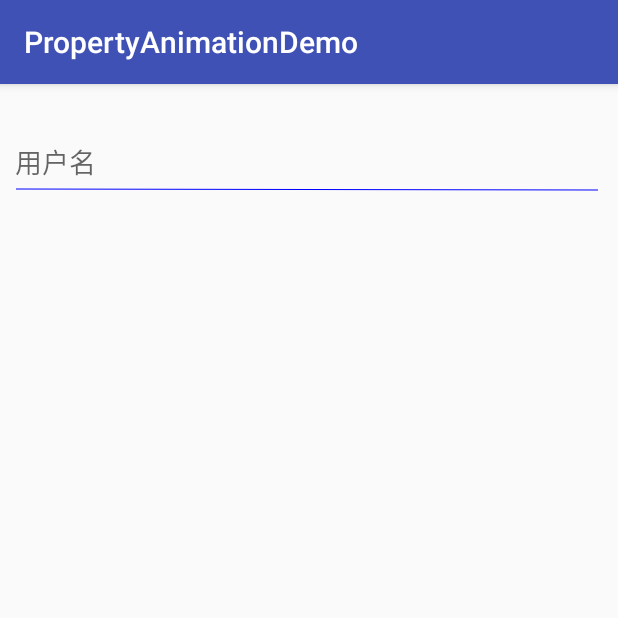
After one commit to ice-coffee/AnimationDemo, an Android app: the LabelEditTextActivity screen opened directly, with no data from a screen before it, on a phone screen of 412 x 824 dp, the top half of it. The commit adds this screen. Run offline under Robolectric (Android 15) with nearby library versions, the light colour scheme and no system bars.

Commit message:
add LabelEditText

```diff
--- a/app/build.gradle
+++ b/app/build.gradle
@@ -6,7 +6,7 @@ android {
 
     defaultConfig {
         applicationId "com.github.animation"
-        minSdkVersion 21
+        minSdkVersion 17
         targetSdkVersion 23
         versionCode 1
         versionName "1.0"
--- a/app/src/main/AndroidManifest.xml
+++ b/app/src/main/AndroidManifest.xml
@@ -17,6 +17,8 @@
         <activity android:name=".paimary.PrimaryActivity"/>
 
         <activity android:name=".advanced.AdvancedActivity"/>
+
+        <activity android:name=".labeledittext.LabelEditTextActivity"/>
     </application>
 
 </manifest>
--- a/app/src/main/java/com/example/animation/MainActivity.java
+++ b/app/src/main/java/com/example/animation/MainActivity.java
@@ -6,6 +6,7 @@ import android.os.Bundle;
 import android.view.View;
 
 import com.example.animation.advanced.AdvancedActivity;
+import com.example.animation.labeledittext.LabelEditTextActivity;
 import com.example.animation.paimary.PrimaryActivity;
 
 /**
@@ -29,4 +30,9 @@ public class MainActivity extends Activity
     {
         startActivity(new Intent(this, AdvancedActivity.class));
     }
+
+    public void labelEditText(View view)
+    {
+        startActivity(new Intent(this, LabelEditTextActivity.class));
+    }
 }
--- /dev/null
+++ b/app/src/main/java/com/example/animation/labeledittext/LabelEditText.java
@@ -0,0 +1,169 @@
+package com.example.animation.labeledittext;
+
+import android.animation.ValueAnimator;
+import android.content.Context;
+import android.content.res.TypedArray;
+import android.graphics.Canvas;
+import android.graphics.Color;
+import android.graphics.Paint;
+import android.os.Build;
+import android.text.Editable;
+import android.text.TextPaint;
+import android.text.TextWatcher;
+import android.util.AttributeSet;
+import android.util.TypedValue;
+import android.widget.EditText;
+
+import com.example.animation.R;
+
+/**
+ * Created by mzp on 2016/11/18.
+ */
+
+public class LabelEditText extends EditText
+{
+    //标签画笔
+    private TextPaint labelPaint;
+    //标签颜色
+    private int labelColor;
+    //标签字号
+    private int labelSize;
+    //标签内容
+    private String labelText;
+    //标签高度
+    private float labelHeight;
+    //标签动画
+    private ValueAnimator labelAnim;
+    //标签动画移动比例
+    private float yFraction;
+    //标签透明度
+    private float animValue;
+    //标签动画是否已显示
+    private boolean isShow = false;
+
+    //下划线画笔
+    private Paint linePaint;
+
+    public LabelEditText(Context context, AttributeSet attrs)
+    {
+        super(context, attrs);
+        init(attrs);
+    }
+
+    public LabelEditText(Context context, AttributeSet attrs, int defStyleAttr)
+    {
+        super(context, attrs, defStyleAttr);
+        init(attrs);
+    }
+
+    private void init(AttributeSet attrs)
+    {
+        // 设置edittext的背景为空，主要为了隐藏自带的下划线
+        if (Build.VERSION.SDK_INT >= Build.VERSION_CODES.JELLY_BEAN)
+        {
+            setBackground(null);
+        } else
+        {
+            setBackgroundDrawable(null);
+        }
+
+        TypedArray array = getContext().obtainStyledAttributes(attrs, R.styleable.LabelEditText);
+        labelColor = array.getColor(R.styleable.LabelEditText_labelColor, 0xee18b4ed);
+        labelText = array.getString(R.styleable.LabelEditText_labelText);
+        labelPaint = new TextPaint();
+        labelPaint.setColor(labelColor);
+        labelPaint.setTextSize(spToPix(14f));
+
+        linePaint = new Paint();
+        linePaint.setColor(Color.BLUE);
+        linePaint.setStrokeWidth(dpToPix(0.35f));
+        linePaint.setStyle(Paint.Style.FILL_AND_STROKE);
+        linePaint.setStrokeCap(Paint.Cap.ROUND);
+
+        labelHeight = getTextHeight(labelPaint);
+
+        correctPadding();
+
+        labelAnim = ValueAnimator.ofFloat(0, 255);
+        labelAnim.addUpdateListener(new ValueAnimator.AnimatorUpdateListener()
+        {
+            @Override
+            public void onAnimationUpdate(ValueAnimator animation)
+            {
+                animValue = (float) animation.getAnimatedValue();
+                yFraction = 1.5f - (animValue / 255) * 0.5f;
+                invalidate();
+            }
+        });
+
+        addTextChangedListener(new TextWatcher()
+        {
+            @Override
+            public void beforeTextChanged(CharSequence s, int start, int count, int after)
+            {
+
+            }
+
+            @Override
+            public void onTextChanged(CharSequence s, int start, int before, int count)
+            {
+
+            }
+
+            @Override
+            public void afterTextChanged(Editable s)
+            {
+                if (s.length() == 0 && isShow && isFocused())
+                {
+                    labelAnim.reverse();
+                    isShow = false;
+                }
+
+                if (s.length() != 0 && !isShow && isFocused())
+                {
+                    labelAnim.start();
+                    isShow = true;
+                }
+            }
+        });
+    }
+
+    @Override
+    protected void onDraw(Canvas canvas)
+    {
+        // 获取下划线的起点高度
+        int lineStartY = getScrollY() + getHeight() - getPaddingBottom() + dpToPix(5);
+
+        // 设置标签的透明度
+        labelPaint.setAlpha((int) animValue);
+        canvas.drawText(labelText, getScaleX(), (getScaleY() + labelHeight) * yFraction, labelPaint);
+        canvas.drawLine(getScaleX(), lineStartY, getScaleX() + getWidth() - getPaddingRight(), lineStartY + dpToPix(0.8f), linePaint);
+
+        super.onDraw(canvas);
+    }
+
+    // 获取TextPaint代表的高度
+    private float getTextHeight(Paint paint)
+    {
+        Paint.FontMetrics fontMetrics = paint.getFontMetrics();
+        return fontMetrics.bottom + (-fontMetrics.top);
+    }
+
+    //设定edittext新的填充距离
+    private void correctPadding()
+    {
+        super.setPadding(0, getPaddingTop() + (int) labelHeight, getPaddingRight(), getPaddingBottom() + dpToPix(5));
+    }
+
+    // sp to pix
+    private float spToPix(float i)
+    {
+        return TypedValue.applyDimension(TypedValue.COMPLEX_UNIT_SP, i, getContext().getResources().getDisplayMetrics());
+    }
+
+    // dp to px
+    private int dpToPix(float i)
+    {
+        return (int) TypedValue.applyDimension(TypedValue.COMPLEX_UNIT_DIP, i, getContext().getResources().getDisplayMetrics());
+    }
+}
--- /dev/null
+++ b/app/src/main/java/com/example/animation/labeledittext/LabelEditTextActivity.java
@@ -0,0 +1,17 @@
+package com.example.animation.labeledittext;
+
+import android.support.v7.app.AppCompatActivity;
+import android.os.Bundle;
+
+import com.example.animation.R;
+
+public class LabelEditTextActivity extends AppCompatActivity
+{
+
+    @Override
+    protected void onCreate(Bundle savedInstanceState)
+    {
+        super.onCreate(savedInstanceState);
+        setContentView(R.layout.activity_label_edit);
+    }
+}
--- /dev/null
+++ b/app/src/main/res/layout/activity_label_edit.xml
@@ -0,0 +1,17 @@
+<?xml version="1.0" encoding="utf-8"?>
+<RelativeLayout
+    android:id="@+id/activity_main"
+    xmlns:android="http://schemas.android.com/apk/res/android"
+    xmlns:app="http://schemas.android.com/apk/res-auto"
+    android:layout_width="match_parent"
+    android:layout_height="match_parent">
+
+    <com.example.animation.labeledittext.LabelEditText
+        android:layout_width="match_parent"
+        android:layout_height="wrap_content"
+        android:layout_margin="10dp"
+        android:hint="用户名"
+        app:labelColor="#F5A94C"
+        app:labelText="用户名"/>
+
+</RelativeLayout>
--- a/app/src/main/res/layout/activity_main.xml
+++ b/app/src/main/res/layout/activity_main.xml
@@ -17,7 +17,7 @@
         android:text="AdvancedUsage"/>
 
     <Button
-        android:onClick=""
+        android:onClick="labelEditText"
         android:layout_width="match_parent"
         android:layout_height="wrap_content"/>
 
--- a/build.gradle
+++ b/build.gradle
@@ -5,7 +5,7 @@ buildscript {
         jcenter()
     }
     dependencies {
-        classpath 'com.android.tools.build:gradle:2.1.3'
+        classpath 'com.android.tools.build:gradle:2.2.0'
 
         // NOTE: Do not place your application dependencies here; they belong
         // in the individual module build.gradle files
```
Also changed, not shown: app/src/main/res/values/attrs.xml (added, +9 -0 lines), 2 other files.
